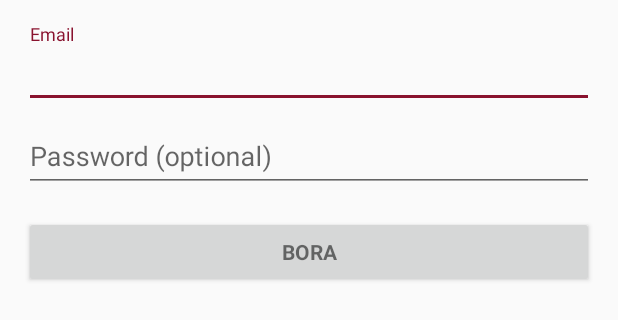
After one commit to tiagofcardosogit/Eventool.FB, an Android app: the layout activity_login.xml on its own in the app's theme, with its tools: preview values and no code run, on a phone screen of 412 x 824 dp. The commit adds this screen. Shown: the top 320 px of the screen. Run offline under Robolectric (Android 15) with nearby library versions, the phone set to English and light mode, and no system bars.

Commit message:
logando via face e navegando entre as telas iniciais

```diff
--- a/app/src/main/java/com/example/tiagocardoso/eventool/MainActivity.java
+++ b/app/src/main/java/com/example/tiagocardoso/eventool/MainActivity.java
@@ -6,6 +6,7 @@ import android.content.pm.PackageInfo;
 import android.content.pm.PackageManager;
 import android.content.pm.Signature;
 import android.os.Bundle;
+import android.support.v7.app.AppCompatActivity;
 import android.util.Base64;
 import android.util.Log;
 import android.view.View;
@@ -23,7 +24,7 @@ import com.facebook.login.widget.LoginButton;
 import java.security.MessageDigest;
 import java.security.NoSuchAlgorithmException;
 
-public class MainActivity extends Activity {
+public class MainActivity extends AppCompatActivity {
     private Button btnLogarManual;
     private Button btnCadastrar;
 
@@ -49,7 +50,7 @@ public class MainActivity extends Activity {
         btnLogarManual.setOnClickListener(new View.OnClickListener() { //logar manualmente com email e senha
             @Override
             public void onClick(View v) {
-                Intent intent = new Intent(MainActivity.this,Listar_EventoActivity.class);
+                Intent intent = new Intent(MainActivity.this,LoginActivity.class);
                 startActivity(intent);
             }
         });
--- /dev/null
+++ b/app/src/main/res/layout/activity_login.xml
@@ -0,0 +1,77 @@
+<LinearLayout xmlns:android="http://schemas.android.com/apk/res/android"
+    xmlns:tools="http://schemas.android.com/tools"
+    android:layout_width="match_parent"
+    android:layout_height="match_parent"
+    android:gravity="center_horizontal"
+    android:orientation="vertical"
+    android:paddingBottom="@dimen/activity_vertical_margin"
+    android:paddingLeft="@dimen/activity_horizontal_margin"
+    android:paddingRight="@dimen/activity_horizontal_margin"
+    android:paddingTop="@dimen/activity_vertical_margin"
+    tools:context="com.example.tiagocardoso.eventool.LoginActivity">
+
+    <!-- Login progress -->
+    <ProgressBar
+        android:id="@+id/login_progress"
+        style="?android:attr/progressBarStyleLarge"
+        android:layout_width="wrap_content"
+        android:layout_height="wrap_content"
+        android:layout_marginBottom="8dp"
+        android:visibility="gone" />
+
+    <ScrollView
+        android:id="@+id/login_form"
+        android:layout_width="match_parent"
+        android:layout_height="match_parent">
+
+        <LinearLayout
+            android:id="@+id/email_login_form"
+            android:layout_width="match_parent"
+            android:layout_height="wrap_content"
+            android:orientation="vertical">
+
+            <android.support.design.widget.TextInputLayout
+                android:layout_width="match_parent"
+                android:layout_height="wrap_content">
+
+                <AutoCompleteTextView
+                    android:id="@+id/email"
+                    android:layout_width="match_parent"
+                    android:layout_height="wrap_content"
+                    android:hint="@string/prompt_email"
+                    android:inputType="textEmailAddress"
+                    android:maxLines="1"
+                    android:singleLine="true" />
+
+            </android.support.design.widget.TextInputLayout>
+
+            <android.support.design.widget.TextInputLayout
+                android:layout_width="match_parent"
+                android:layout_height="wrap_content">
+
+                <EditText
+                    android:id="@+id/password"
+                    android:layout_width="match_parent"
+                    android:layout_height="wrap_content"
+                    android:hint="@string/prompt_password"
+                    android:imeActionId="@+id/login"
+                    android:imeActionLabel="@string/action_sign_in_short"
+                    android:imeOptions="actionUnspecified"
+                    android:inputType="textPassword"
+                    android:maxLines="1"
+                    android:singleLine="true" />
+
+            </android.support.design.widget.TextInputLayout>
+
+            <Button
+                android:id="@+id/email_sign_in_button"
+                style="?android:textAppearanceSmall"
+                android:layout_width="match_parent"
+                android:layout_height="wrap_content"
+                android:layout_marginTop="16dp"
+                android:text="@string/action_sign_in"
+                android:textStyle="bold" />
+
+        </LinearLayout>
+    </ScrollView>
+</LinearLayout>
```
Also changed, not shown: app/build.gradle (+8 -2 lines), app/src/main/AndroidManifest.xml (+23 -12 lines), app/src/main/java/com/example/tiagocardoso/eventool/Criar_usuarioActivity.java (+8 -0 lines), app/src/main/java/com/example/tiagocardoso/eventool/LoginActivity.java (added, +349 -0 lines), app/src/main/java/com/example/tiagocardoso/eventool/NavigationLayout2.java (added, +119 -0 lines), app/src/main/res/layout/activity_navigation_layout2.xml (added, +9 -0 lines), app/src/main/res/values/strings.xml (+7 -7 lines).
